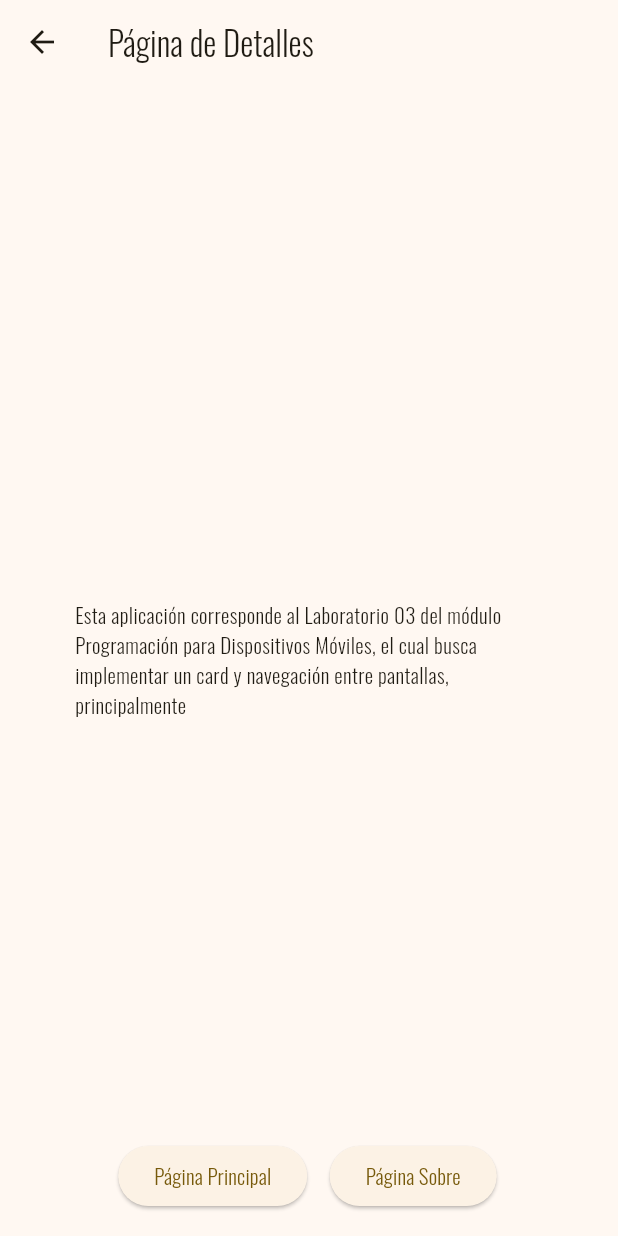
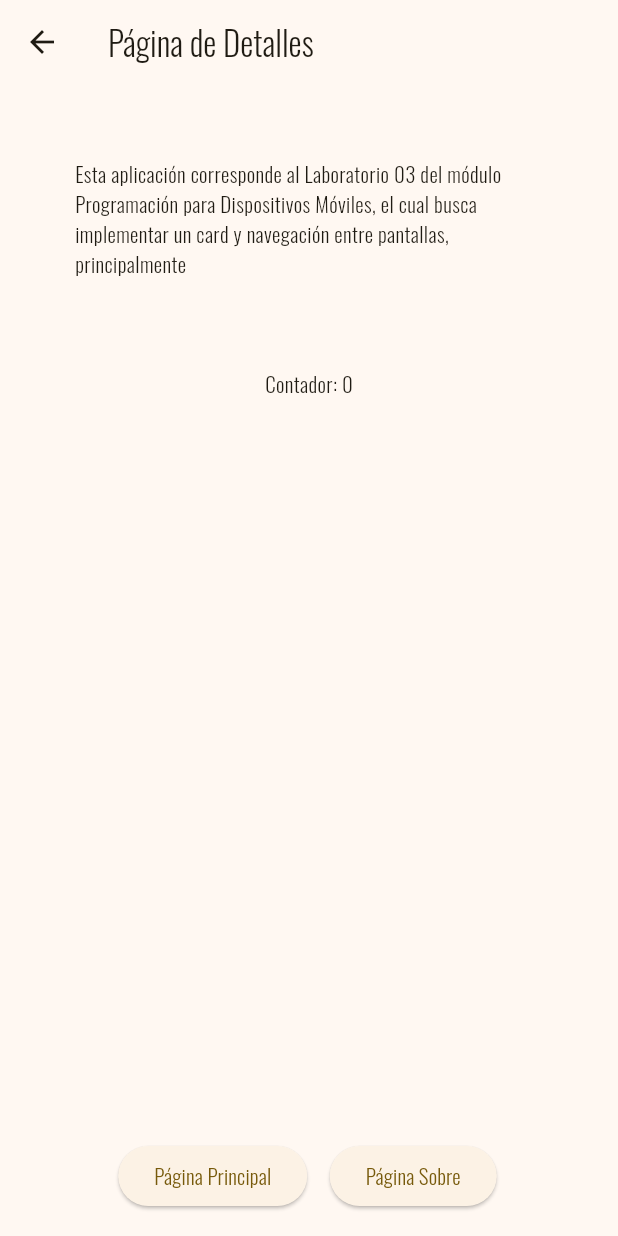
Before and after one commit to YhDiaz/3479A321_2022479003, a Flutter app: the DetailPage screen opened directly, on a phone screen of 412 x 824 dp. Run offline on Flutter 3.47's test engine with Material 3 defaults, Android fonts, the phone set to English and light mode, and no system bars; our stand-ins replace flutter_svg, logger.

Commit message:
Use AppData class to access persistent information

```diff
--- /dev/null
+++ b/lab01_counter_app/devtools_options.yaml
@@ -0,0 +1,3 @@
+description: This file stores settings for Dart & Flutter DevTools.
+documentation: https://docs.flutter.dev/tools/devtools/extensions#configure-extension-enablement-states
+extensions:
--- a/lab01_counter_app/lib/pages/page_detail.dart
+++ b/lab01_counter_app/lib/pages/page_detail.dart
@@ -1,5 +1,8 @@
 import 'package:flutter/material.dart';
+import 'package:lab01_counter_app/main.dart';
+import 'package:lab01_counter_app/models/app_data.dart';
 import 'package:lab01_counter_app/pages/page_about.dart';
+import 'package:provider/provider.dart';
 
 class DetailPage extends StatelessWidget
 {
@@ -16,13 +19,19 @@ class DetailPage extends StatelessWidget
       ),
       body: Center
       (
-        child: Padding
+        child: Column(
+          children: [
+            Padding
             (
               padding: const EdgeInsets.all(50.0),
               child: Text
               (
                 'Esta aplicación corresponde al Laboratorio 03 del módulo Programación para Dispositivos Móviles, el cual busca implementar un card y navegación entre pantallas, principalmente',
               ),
+            ),
+            const SizedBox(height: 10,),
+            Text('Contador: ${context.read<AppData>().counter}')
+          ],
         ),
       ),
       floatingActionButton: Row
```
Also changed, not shown: lab01_counter_app/lib/pages/page_home.dart (+19 -4 lines). Lines whose indentation alone changed are shown as unchanged.
